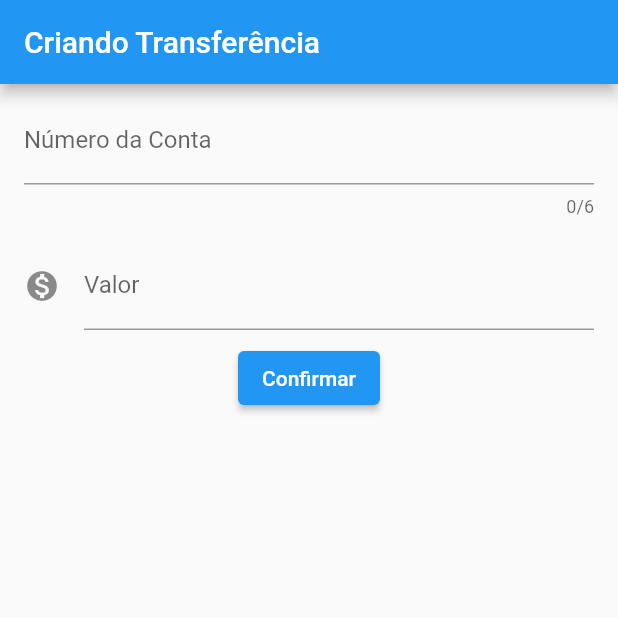
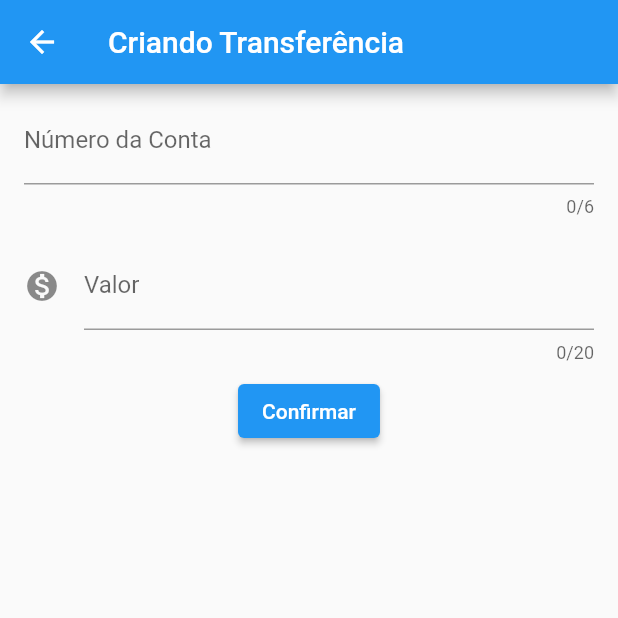
Before and after one commit to mauriiciobarbosa/bytebank, a Flutter app: the TransferFormScreen screen opened directly, after a tap on "Confirmar", on a phone screen of 412 x 824 dp, the top half of it. Run offline on Flutter 3.47's test engine with Material 2 defaults, Android fonts, the phone set to English and light mode, and no system bars.

Commit message:
ajusta bugs.

```diff
--- a/lib/main_2.dart
+++ b/lib/main_2.dart
@@ -6,30 +6,50 @@ class ByteBankApp extends StatelessWidget {
   @override
   Widget build(BuildContext context) {
     return MaterialApp(
-      home: TransferFormScreen(),
+      home: Scaffold(
+        body: TransferListScreen(),
+      ),
     );
   }
 }
 
-class TransferListScreen extends StatelessWidget {
+class TransferListScreen extends StatefulWidget {
+  final List<TransferData> _entries = [];
+
+  @override
+  State<StatefulWidget> createState() => TransferListScreenState();
+}
+
+class TransferListScreenState extends State<TransferListScreen> {
   @override
   Widget build(BuildContext context) {
     return Scaffold(
       appBar: AppBar(
         title: Text('Tranferências'),
       ),
+      body: ListView.builder(
+        itemCount: widget._entries.length,
+        itemBuilder: (context, index) {
+          return TransferItem(widget._entries[index]);
+        },
+      ),
       floatingActionButton: FloatingActionButton(
         child: Icon(Icons.add),
         onPressed: () {
+          final Future<TransferData?> future =
+              Navigator.push(context, MaterialPageRoute(builder: (context) {
+            return TransferFormScreen();
+          }));
           // do nothing
+
+          future.then((newTransfer) {
+            if (newTransfer != null) {
+              setState(() {
+                widget._entries.add(newTransfer);
+              });
+            }
+          });
         },
-      ),
-      body: Column(
-        children: [
-          TransferItem(TransferData(100.00, 101)),
-          TransferItem(TransferData(200.00, 102)),
-          TransferItem(TransferData(300.00, 103)),
-        ],
       ),
     );
   }
@@ -70,51 +90,73 @@ class TransferFormScreen extends StatelessWidget {
   Widget build(BuildContext context) {
     return Scaffold(
       appBar: AppBar(title: Text('Criando Transferência')),
-      body: Column(
-        children: [
-          Padding(
-            padding: const EdgeInsets.fromLTRB(16.0, 8.0, 16.0, 8.0),
-            child: TextField(
+      body: SingleChildScrollView(
+        child: Column(
+          children: [
+            TransferField(
               controller: accountNumberController,
-              style: TextStyle(fontSize: 16),
-              keyboardType: TextInputType.number,
               maxLength: 6,
-              decoration: InputDecoration(
-                labelText: 'Número da Conta',
-                hintText: '000000',
-              ),
+              label: 'Número da Conta',
+              hint: '000000',
+              icon: null,
             ),
-          ),
-          Padding(
-            padding: const EdgeInsets.fromLTRB(16.0, 8.0, 16.0, 8.0),
-            child: TextField(
+            TransferField(
               controller: valueController,
-              style: TextStyle(fontSize: 16),
-              keyboardType: TextInputType.number,
-              decoration: InputDecoration(
-                  labelText: 'Valor',
-                  hintText: '0.00',
-                  icon: Icon(Icons.monetization_on)),
+              maxLength: 20,
+              label: 'Valor',
+              hint: '0.00',
+              icon: Icons.monetization_on,
             ),
-          ),
-          ElevatedButton(
-            onPressed: () {
-              final int? accountNumber =
-                  int.tryParse(accountNumberController.text);
-              final double? value = double.tryParse(valueController.text);
+            ElevatedButton(
+              onPressed: () => _doTransfer(context),
+              child: Text('Confirmar'),
+            )
+          ],
+        ),
+      ),
+    );
+  }
 
-              if (accountNumber != null && value != null) {
-                final newTransfer = TransferData(value, accountNumber);
+  void _doTransfer(BuildContext context) {
+    final int? accountNumber = int.tryParse(accountNumberController.text);
+    final double? value = double.tryParse(valueController.text);
 
-                FocusScope.of(context).unfocus();
-                ScaffoldMessenger.of(context).showSnackBar(
-                  SnackBar(content: Text('$newTransfer'))
-               );
-              }
-            },
-            child: Text('Confirmar'),
-          )
-        ],
+    if (accountNumber != null && value != null) {
+      final newTransfer = TransferData(value, accountNumber);
+
+      Navigator.pop(context, newTransfer);
+    }
+  }
+}
+
+class TransferField extends StatelessWidget {
+  final TextEditingController controller;
+  final int maxLength;
+  final String label;
+  final String hint;
+  final IconData? icon;
+
+  TransferField(
+      {required this.controller,
+      required this.maxLength,
+      required this.label,
+      required this.hint,
+      this.icon});
+
+  @override
+  Widget build(BuildContext context) {
+    return Padding(
+      padding: const EdgeInsets.fromLTRB(16.0, 8.0, 16.0, 8.0),
+      child: TextField(
+        controller: controller,
+        style: TextStyle(fontSize: 16),
+        keyboardType: TextInputType.number,
+        maxLength: maxLength,
+        decoration: InputDecoration(
+          labelText: label,
+          hintText: hint,
+          icon: icon != null ? Icon(icon) : null,
+        ),
       ),
     );
   }
```
